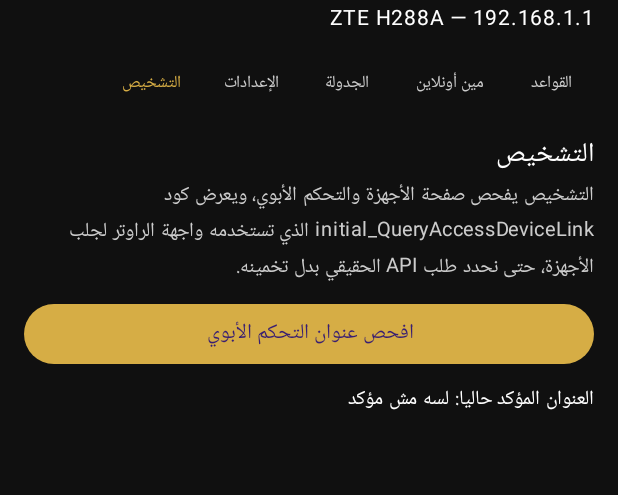
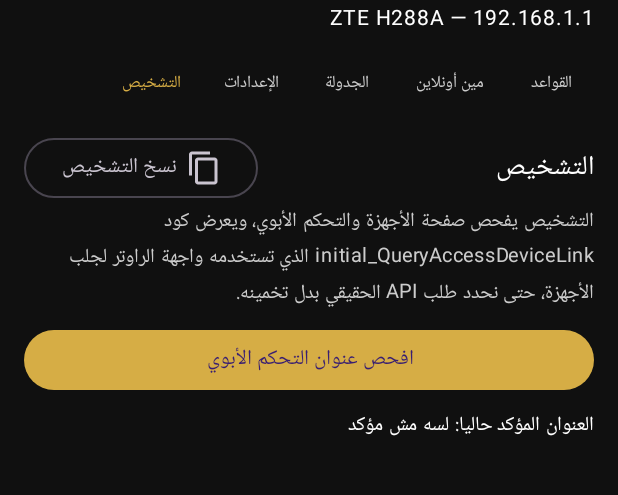
Before and after one commit to kader6000-cmd/RouterControl, an Android app built with Jetpack Compose: the screen it shows after launch (MainActivity), after a tap on "التشخيص", on a phone screen of 412 x 824 dp, the part 88-583 px from its top. Run offline under Robolectric (Android 15) with nearby library versions, the phone set to English and light mode, and no system bars; 1 statement that could not run was skipped.

Commit message:
RouterControl v1.7.3: add app/src/main/java/com/routercontrol/app/ui/Screens.kt

```diff
--- a/app/src/main/java/com/routercontrol/app/ui/Screens.kt
+++ b/app/src/main/java/com/routercontrol/app/ui/Screens.kt
@@ -4,6 +4,10 @@ import androidx.compose.foundation.layout.*
 import androidx.compose.foundation.lazy.LazyColumn
 import androidx.compose.foundation.lazy.items
 import androidx.compose.material3.*
+import androidx.compose.material.icons.Icons
+import androidx.compose.material.icons.filled.ContentCopy
+import androidx.compose.ui.platform.LocalClipboardManager
+import androidx.compose.ui.text.AnnotatedString
 import androidx.compose.runtime.*
 import androidx.compose.ui.Alignment
 import androidx.compose.ui.Modifier
@@ -370,8 +374,40 @@ object Screens {
     @Composable
     fun DiagnosticsPage(vm: RouterViewModel) {
         val state by vm.state.collectAsState()
+        val clipboard = LocalClipboardManager.current
+        var copied by remember { mutableStateOf(false) }
+        val diagnosticReport = remember(state.diagnostics, state.settings.host, state.settings.parentalScript, state.message) {
+            buildString {
+                appendLine("RouterControl - تقرير التشخيص")
+                appendLine("الراوتر: ${state.settings.host}")
+                appendLine("عنوان التحكم الأبوي: ${state.settings.parentalScript.ifBlank { "غير مؤكد" }}")
+                state.message?.let { appendLine("الحالة: $it") }
+                appendLine("--------------------------------")
+                state.diagnostics.forEachIndexed { index, entry ->
+                    appendLine("${index + 1}. ${entry.label}")
+                    appendLine("النتيجة: ${if (entry.ok) "نجاح" else "فشل/غير مؤكد"}")
+                    appendLine(entry.detail)
+                    appendLine("--------------------------------")
+                }
+                if (state.diagnostics.isEmpty()) appendLine("لا توجد نتائج تشخيص بعد. اضغط فحص عنوان التحكم الأبوي أولاً.")
+            }
+        }
         Column(Modifier.fillMaxSize()) {
-            Text("التشخيص", color = Color.White, fontSize = 18.sp)
+            Row(
+                modifier = Modifier.fillMaxWidth(),
+                horizontalArrangement = Arrangement.SpaceBetween,
+                verticalAlignment = Alignment.CenterVertically
+            ) {
+                Text("التشخيص", color = Color.White, fontSize = 18.sp)
+                OutlinedButton(onClick = {
+                    clipboard.setText(AnnotatedString(diagnosticReport))
+                    copied = true
+                }) {
+                    Icon(Icons.Filled.ContentCopy, contentDescription = "نسخ التشخيص")
+                    Spacer(Modifier.width(6.dp))
+                    Text(if (copied) "تم النسخ" else "نسخ التشخيص")
+                }
+            }
             Text(
                 "التشخيص يفحص صفحة الأجهزة والتحكم الأبوي، ويعرض كود initial_QueryAccessDeviceLink الذي تستخدمه واجهة الراوتر لجلب الأجهزة، حتى نحدد طلب API الحقيقي بدل تخمينه.",
                 color = Color.LightGray, fontSize = 13.sp
```
